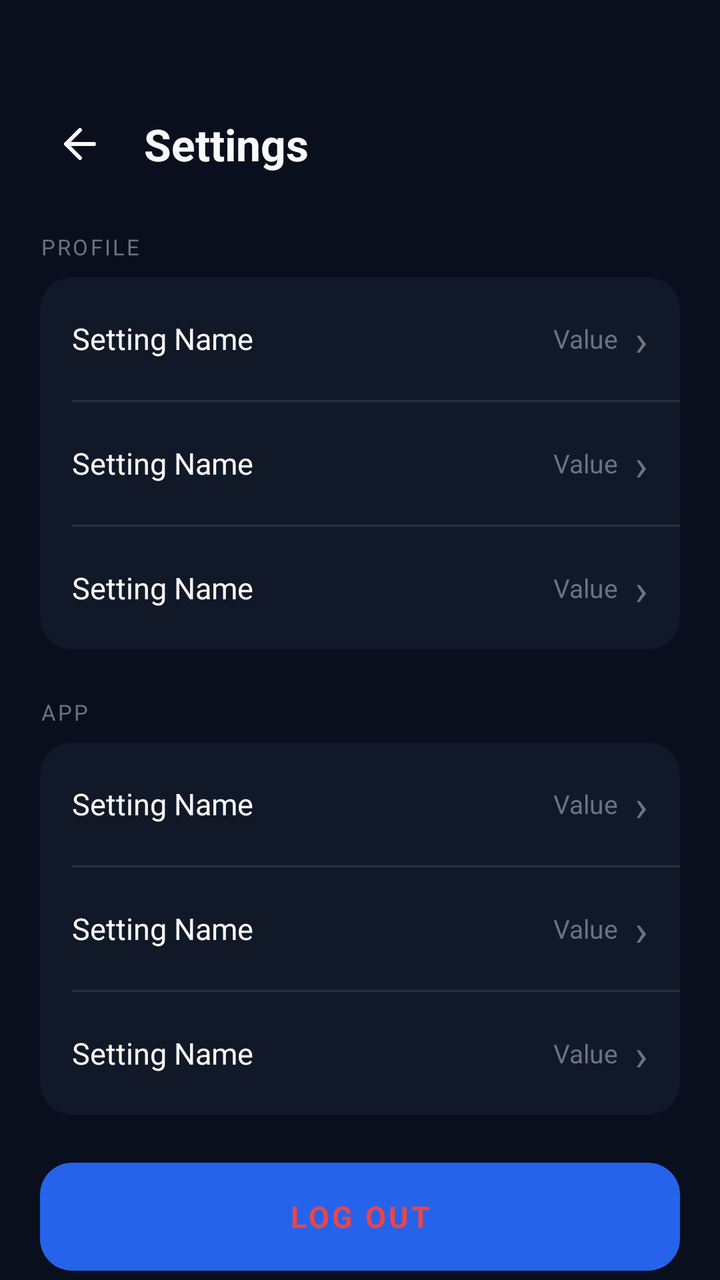
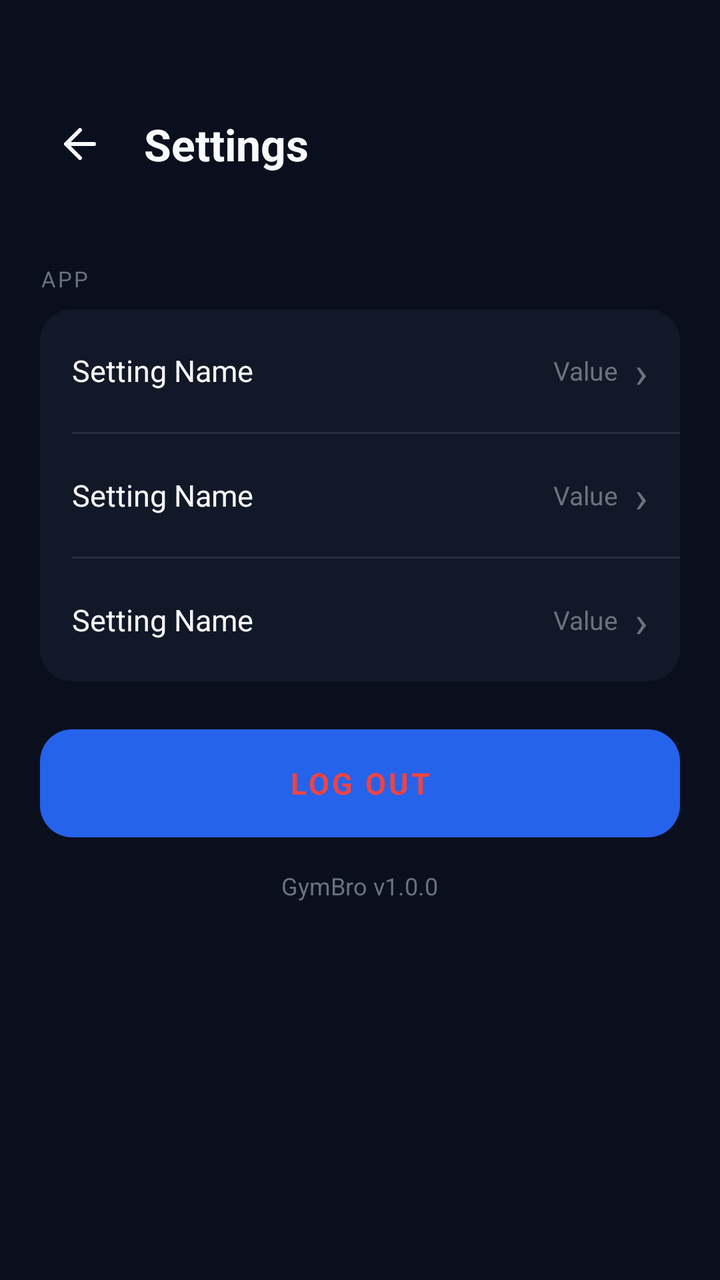

Two renders of the same Android screen: before a commit and after it. Below are the layout's source before the change and the commit's diff.
<!-- AndroidManifest.xml: application theme Theme.GymbroMAD -->
<!-- res/layout/settings.xml -->
<?xml version="1.0" encoding="utf-8"?>
<androidx.constraintlayout.widget.ConstraintLayout
    xmlns:android="http://schemas.android.com/apk/res/android"
    xmlns:app="http://schemas.android.com/apk/res-auto"
    android:layout_width="match_parent"
    android:layout_height="match_parent"
    android:background="@color/bg_dark">

    
    <LinearLayout
        android:id="@+id/top_bar"
        android:layout_width="0dp"
        android:layout_height="wrap_content"
        android:orientation="horizontal"
        android:gravity="center_vertical"
        android:paddingStart="20dp"
        android:paddingEnd="20dp"
        android:paddingTop="52dp"
        android:paddingBottom="16dp"
        app:layout_constraintTop_toTopOf="parent"
        app:layout_constraintStart_toStartOf="parent"
        app:layout_constraintEnd_toEndOf="parent">

        <ImageView
            android:id="@+id/btn_back"
            android:layout_width="40dp"
            android:layout_height="40dp"
            android:src="@drawable/ic_arrow_back"
            android:padding="8dp"
            android:clickable="true"
            android:focusable="true"
            android:layout_marginEnd="12dp" />

        <TextView
            android:layout_width="wrap_content"
            android:layout_height="wrap_content"
            android:text="Settings"
            android:textColor="@color/text_primary"
            android:textSize="22sp"
            android:textStyle="bold" />

    </LinearLayout>

    <ScrollView
        android:layout_width="0dp"
        android:layout_height="0dp"
        android:scrollbars="none"
        app:layout_constraintTop_toBottomOf="@id/top_bar"
        app:layout_constraintBottom_toBottomOf="parent"
        app:layout_constraintStart_toStartOf="parent"
        app:layout_constraintEnd_toEndOf="parent">

        <LinearLayout
            android:layout_width="match_parent"
            android:layout_height="wrap_content"
            android:orientation="vertical"
            android:paddingBottom="32dp">

            
            <TextView
                android:layout_width="wrap_content"
                android:layout_height="wrap_content"
                android:text="PROFILE"
                android:textColor="@color/text_muted"
                android:textSize="11sp"
                android:letterSpacing="0.1"
                android:textAllCaps="true"
                android:layout_marginStart="20dp"
                android:layout_marginBottom="8dp"
                android:layout_marginTop="8dp" />

            <LinearLayout
                android:layout_width="match_parent"
                android:layout_height="wrap_content"
                android:orientation="vertical"
                android:background="@drawable/bg_card_rounded"
                android:layout_marginStart="20dp"
                android:layout_marginEnd="20dp">

                <include layout="@layout/item_settings_row"
                    android:id="@+id/row_profile"
                    android:layout_width="match_parent"
                    android:layout_height="wrap_content" />
                <View android:layout_width="match_parent" android:layout_height="1dp" android:background="@color/bg_elevated" android:layout_marginStart="16dp" />
                <include layout="@layout/item_settings_row"
                    android:id="@+id/row_weight_unit"
                    android:layout_width="match_parent"
                    android:layout_height="wrap_content" />
                <View android:layout_width="match_parent" android:layout_height="1dp" android:background="@color/bg_elevated" android:layout_marginStart="16dp" />
                <include layout="@layout/item_settings_row"
                    android:id="@+id/row_goal"
                    android:layout_width="match_parent"
                    android:layout_height="wrap_content" />

            </LinearLayout>

            
            <TextView
                android:layout_width="wrap_content"
                android:layout_height="wrap_content"
                android:text="APP"
                android:textColor="@color/text_muted"
                android:textSize="11sp"
                android:letterSpacing="0.1"
                android:textAllCaps="true"
                android:layout_marginStart="20dp"
                android:layout_marginBottom="8dp"
                android:layout_marginTop="24dp" />

            <LinearLayout
                android:layout_width="match_parent"
                android:layout_height="wrap_content"
                android:orientation="vertical"
                android:background="@drawable/bg_card_rounded"
                android:layout_marginStart="20dp"
                android:layout_marginEnd="20dp">

                <include layout="@layout/item_settings_row"
                    android:id="@+id/row_notifications"
                    android:layout_width="match_parent"
                    android:layout_height="wrap_content" />
                <View android:layout_width="match_parent" android:layout_height="1dp" android:background="@color/bg_elevated" android:layout_marginStart="16dp" />
                <include layout="@layout/item_settings_row"
                    android:id="@+id/row_theme"
                    android:layout_width="match_parent"
                    android:layout_height="wrap_content" />
                <View android:layout_width="match_parent" android:layout_height="1dp" android:background="@color/bg_elevated" android:layout_marginStart="16dp" />
                <include layout="@layout/item_settings_row"
                    android:id="@+id/row_rest_timer"
                    android:layout_width="match_parent"
                    android:layout_height="wrap_content" />

            </LinearLayout>

            
            <Button
                android:id="@+id/btn_logout"
                android:layout_width="match_parent"
                android:layout_height="54dp"
                android:text="Log Out"
                android:textColor="#EF4444"
                android:textSize="15sp"
                android:textStyle="bold"
                android:background="@drawable/bg_card_rounded"
                android:stateListAnimator="@null"
                android:layout_marginStart="20dp"
                android:layout_marginEnd="20dp"
                android:layout_marginTop="24dp" />

            
            <TextView
                android:layout_width="wrap_content"
                android:layout_height="wrap_content"
                android:text="GymBro v1.0.0"
                android:textColor="@color/text_muted"
                android:textSize="12sp"
                android:layout_gravity="center"
                android:layout_marginTop="16dp" />

        </LinearLayout>

    </ScrollView>

</androidx.constraintlayout.widget.ConstraintLayout>
<!-- res/layout/item_settings_row.xml (included above) -->
<?xml version="1.0" encoding="utf-8"?>
<LinearLayout
    xmlns:android="http://schemas.android.com/apk/res/android"
    android:layout_width="match_parent"
    android:layout_height="56dp"
    android:orientation="horizontal"
    android:gravity="center_vertical"
    android:padding="16dp"
    android:clickable="true"
    android:focusable="true">

    <TextView
        android:id="@+id/tv_setting_title"
        android:layout_width="0dp"
        android:layout_height="wrap_content"
        android:layout_weight="1"
        android:text="Setting Name"
        android:textColor="@color/text_primary"
        android:textSize="15sp" />

    <TextView
        android:id="@+id/tv_setting_value"
        android:layout_width="wrap_content"
        android:layout_height="wrap_content"
        android:text="Value"
        android:textColor="@color/text_muted"
        android:textSize="13sp"
        android:layout_marginEnd="8dp" />

    <TextView
        android:layout_width="wrap_content"
        android:layout_height="wrap_content"
        android:text="›"
        android:textColor="@color/text_muted"
        android:textSize="22sp" />

</LinearLayout>
<!-- resources referenced by this layout -->
<resources>
  <color name="bg_dark">#0A0F1E</color>
  <color name="bg_elevated">#263043</color>
  <color name="text_muted">#6B7280</color>
  <color name="text_primary">#F9FAFB</color>
  <!-- drawable bg_card_rounded (drawable) -->
  <?xml version="1.0" encoding="utf-8"?>
  <shape xmlns:android="http://schemas.android.com/apk/res/android"
      android:shape="rectangle">
      <solid android:color="@color/bg_card" />
      <corners android:radius="16dp" />
  </shape>
  <!-- drawable ic_arrow_back (drawable) -->
  <?xml version="1.0" encoding="utf-8"?>
  <vector xmlns:android="http://schemas.android.com/apk/res/android"
      android:width="24dp"
      android:height="24dp"
      android:viewportWidth="24"
      android:viewportHeight="24">
      <path
          android:fillColor="@android:color/transparent"
          android:pathData="M19,12H5M5,12L12,19M5,12L12,5"
          android:strokeColor="#F9FAFB"
          android:strokeWidth="2"
          android:strokeLineCap="round"
          android:strokeLineJoin="round" />
  </vector>
  <style name="Theme.GymbroMAD" parent="Theme.MaterialComponents.DayNight.NoActionBar">
          <item name="colorPrimary">@color/primary</item>
          <item name="colorPrimaryDark">@color/primary_dark</item>
          <item name="colorAccent">@color/accent</item>
          <item name="android:windowBackground">@color/bg_dark</item>
          <item name="android:statusBarColor">@color/bg_dark</item>
          <item name="android:navigationBarColor">@color/bg_card</item>
          <item name="android:textColor">@color/text_primary</item>
          <item name="android:fontFamily">sans-serif</item>
      </style>
  <color name="bg_card">#111827</color>
  <color name="primary">#2563EB</color>
  <color name="primary_dark">#1D4ED8</color>
  <color name="accent">#60A5FA</color>
</resources>

<!-- the commit's change to res/layout/settings.xml (unified diff, before → after) -->
@@ -57,42 +57,9 @@
             android:paddingBottom="32dp">
 
             
-            <TextView
-                android:layout_width="wrap_content"
-                android:layout_height="wrap_content"
-                android:text="PROFILE"
-                android:textColor="@color/text_muted"
-                android:textSize="11sp"
-                android:letterSpacing="0.1"
-                android:textAllCaps="true"
-                android:layout_marginStart="20dp"
-                android:layout_marginBottom="8dp"
-                android:layout_marginTop="8dp" />
 
-            <LinearLayout
-                android:layout_width="match_parent"
-                android:layout_height="wrap_content"
-                android:orientation="vertical"
-                android:background="@drawable/bg_card_rounded"
-                android:layout_marginStart="20dp"
-                android:layout_marginEnd="20dp">
 
-                <include layout="@layout/item_settings_row"
-                    android:id="@+id/row_profile"
-                    android:layout_width="match_parent"
-                    android:layout_height="wrap_content" />
-                <View android:layout_width="match_parent" android:layout_height="1dp" android:background="@color/bg_elevated" android:layout_marginStart="16dp" />
-                <include layout="@layout/item_settings_row"
-                    android:id="@+id/row_weight_unit"
-                    android:layout_width="match_parent"
-                    android:layout_height="wrap_content" />
-                <View android:layout_width="match_parent" android:layout_height="1dp" android:background="@color/bg_elevated" android:layout_marginStart="16dp" />
-                <include layout="@layout/item_settings_row"
-                    android:id="@+id/row_goal"
-                    android:layout_width="match_parent"
-                    android:layout_height="wrap_content" />
 
-            </LinearLayout>
 
             
             <TextView
